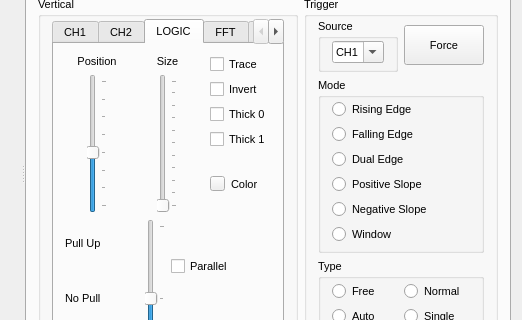
Old version of the form xprotolabinterface.ui in the repository ganzziani/xscopes-qt; both pictures show x 438 to 960 and y 158 to 478 of the 960 by 683 pixel window.
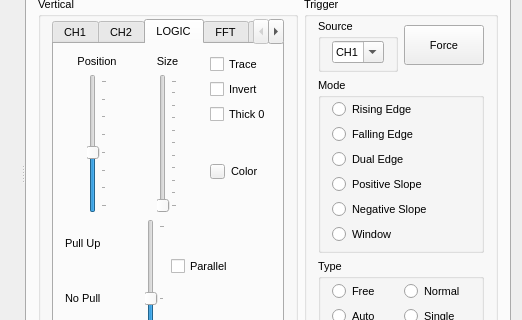
New version of the form. The open tabs and pages were chosen to show the change. Icons and pictures are not drawn. Custom widgets are drawn as their Qt base class.

Patch:
```diff
--- a/xprotolabinterface.ui
+++ b/xprotolabinterface.ui
@@ -1267,16 +1267,6 @@
                             </property>
                            </widget>
                           </item>
-                          <item>
-                           <widget class="QCheckBox" name="checkBoxCHDThick1">
-                            <property name="toolTip">
-                             <string>A thick line is drawn when the signal is at logic '1'</string>
-                            </property>
-                            <property name="text">
-                             <string>Thick 1</string>
-                            </property>
-                           </widget>
-                          </item>
                           <item>
                            <layout class="QHBoxLayout" name="horizontalLayout_17">
                             <item>
```
Left out of the diff: 22 changed lines with no effect on the pictures.
